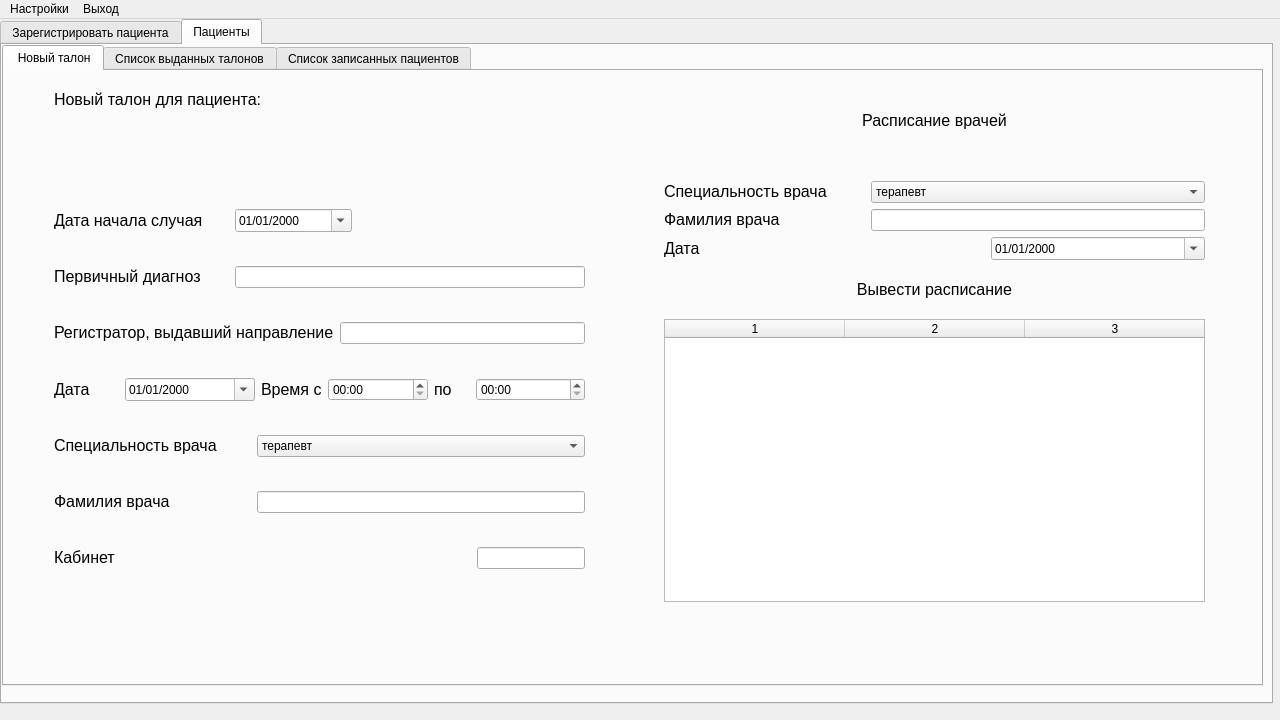
theseChains/uni-assignments, file 6th-semester/software-architecture/src/View/ApplicationViewUi.ui: the form before one commit.
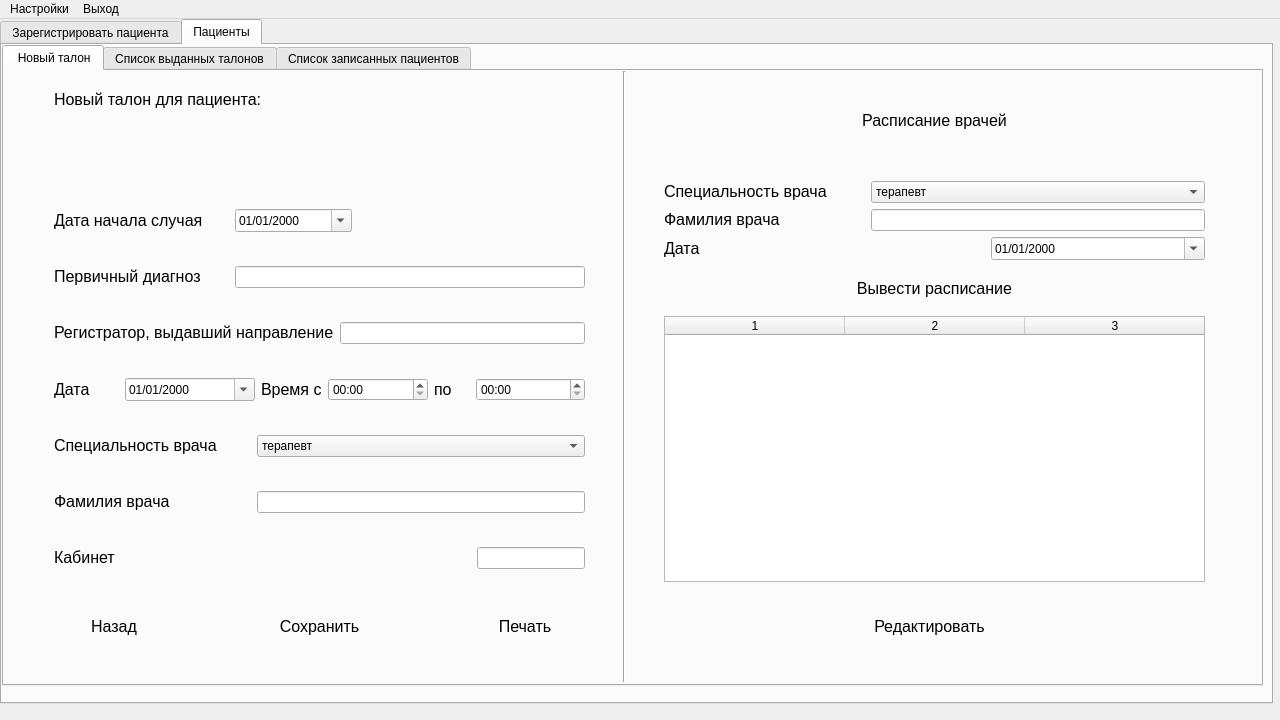
The form after the commit.

Commit message: Add buttons to the talon page

The edit to the form file:
```diff
--- a/6th-semester/software-architecture/src/View/ApplicationViewUi.ui
+++ b/6th-semester/software-architecture/src/View/ApplicationViewUi.ui
@@ -2107,7 +2107,7 @@
               <x>660</x>
               <y>110</y>
               <width>541</width>
-              <height>421</height>
+              <height>401</height>
              </rect>
             </property>
             <layout class="QVBoxLayout" name="verticalLayout_22" stretch="1,1,1,1,6">
@@ -2262,6 +2262,179 @@
              </item>
             </layout>
            </widget>
+           <widget class="QWidget" name="horizontalLayoutWidget_31">
+            <property name="geometry">
+             <rect>
+              <x>50</x>
+              <y>530</y>
+              <width>531</width>
+              <height>51</height>
+             </rect>
+            </property>
+            <layout class="QHBoxLayout" name="horizontalLayout_94" stretch="3,2,3,2,3">
+             <item>
+              <widget class="QPushButton" name="BackFromTalonButton">
+               <property name="sizePolicy">
+                <sizepolicy hsizetype="Minimum" vsizetype="Preferred">
+                 <horstretch>0</horstretch>
+                 <verstretch>0</verstretch>
+                </sizepolicy>
+               </property>
+               <property name="font">
+                <font>
+                 <pointsize>12</pointsize>
+                </font>
+               </property>
+               <property name="styleSheet">
+                <string notr="true">border-radius: 25px;</string>
+               </property>
+               <property name="text">
+                <string>Назад</string>
+               </property>
+              </widget>
+             </item>
+             <item>
+              <spacer name="horizontalSpacer_32">
+               <property name="orientation">
+                <enum>Qt::Horizontal</enum>
+               </property>
+               <property name="sizeHint" stdset="0">
+                <size>
+                 <width>40</width>
+                 <height>20</height>
+                </size>
+               </property>
+              </spacer>
+             </item>
+             <item>
+              <widget class="QPushButton" name="pushButton_7">
+               <property name="sizePolicy">
+                <sizepolicy hsizetype="Minimum" vsizetype="Preferred">
+                 <horstretch>0</horstretch>
+                 <verstretch>0</verstretch>
+                </sizepolicy>
+               </property>
+               <property name="font">
+                <font>
+                 <pointsize>12</pointsize>
+                </font>
+               </property>
+               <property name="styleSheet">
+                <string notr="true">border-radius: 25px;</string>
+               </property>
+               <property name="text">
+                <string>Сохранить</string>
+               </property>
+              </widget>
+             </item>
+             <item>
+              <spacer name="horizontalSpacer_33">
+               <property name="orientation">
+                <enum>Qt::Horizontal</enum>
+               </property>
+               <property name="sizeHint" stdset="0">
+                <size>
+                 <width>40</width>
+                 <height>20</height>
+                </size>
+               </property>
+              </spacer>
+             </item>
+             <item>
+              <widget class="QPushButton" name="pushButton_8">
+               <property name="sizePolicy">
+                <sizepolicy hsizetype="Minimum" vsizetype="Preferred">
+                 <horstretch>0</horstretch>
+                 <verstretch>0</verstretch>
+                </sizepolicy>
+               </property>
+               <property name="font">
+                <font>
+                 <pointsize>12</pointsize>
+                </font>
+               </property>
+               <property name="styleSheet">
+                <string notr="true">border-radius: 25px;</string>
+               </property>
+               <property name="text">
+                <string>Печать</string>
+               </property>
+              </widget>
+             </item>
+            </layout>
+           </widget>
+           <widget class="QWidget" name="horizontalLayoutWidget_32">
+            <property name="geometry">
+             <rect>
+              <x>660</x>
+              <y>530</y>
+              <width>531</width>
+              <height>51</height>
+             </rect>
+            </property>
+            <layout class="QHBoxLayout" name="horizontalLayout_95" stretch="2,3,2">
+             <item>
+              <spacer name="horizontalSpacer_34">
+               <property name="orientation">
+                <enum>Qt::Horizontal</enum>
+               </property>
+               <property name="sizeHint" stdset="0">
+                <size>
+                 <width>40</width>
+                 <height>20</height>
+                </size>
+               </property>
+              </spacer>
+             </item>
+             <item>
+              <widget class="QPushButton" name="pushButton_10">
+               <property name="sizePolicy">
+                <sizepolicy hsizetype="Minimum" vsizetype="Preferred">
+                 <horstretch>0</horstretch>
+                 <verstretch>0</verstretch>
+                </sizepolicy>
+               </property>
+               <property name="font">
+                <font>
+                 <pointsize>12</pointsize>
+                </font>
+               </property>
+               <property name="styleSheet">
+                <string notr="true">border-radius: 25px;</string>
+               </property>
+               <property name="text">
+                <string>Редактировать</string>
+               </property>
+              </widget>
+             </item>
+             <item>
+              <spacer name="horizontalSpacer_35">
+               <property name="orientation">
+                <enum>Qt::Horizontal</enum>
+               </property>
+               <property name="sizeHint" stdset="0">
+                <size>
+                 <width>40</width>
+                 <height>20</height>
+                </size>
+               </property>
+              </spacer>
+             </item>
+            </layout>
+           </widget>
+           <widget class="Line" name="line">
+            <property name="geometry">
+             <rect>
+              <x>610</x>
+              <y>0</y>
+              <width>20</width>
+              <height>611</height>
+             </rect>
+            </property>
+            <property name="orientation">
+             <enum>Qt::Vertical</enum>
+            </property>
+           </widget>
           </widget>
           <widget class="QWidget" name="tab_2">
            <attribute name="title">
```
The commit also changes 2 other files.
